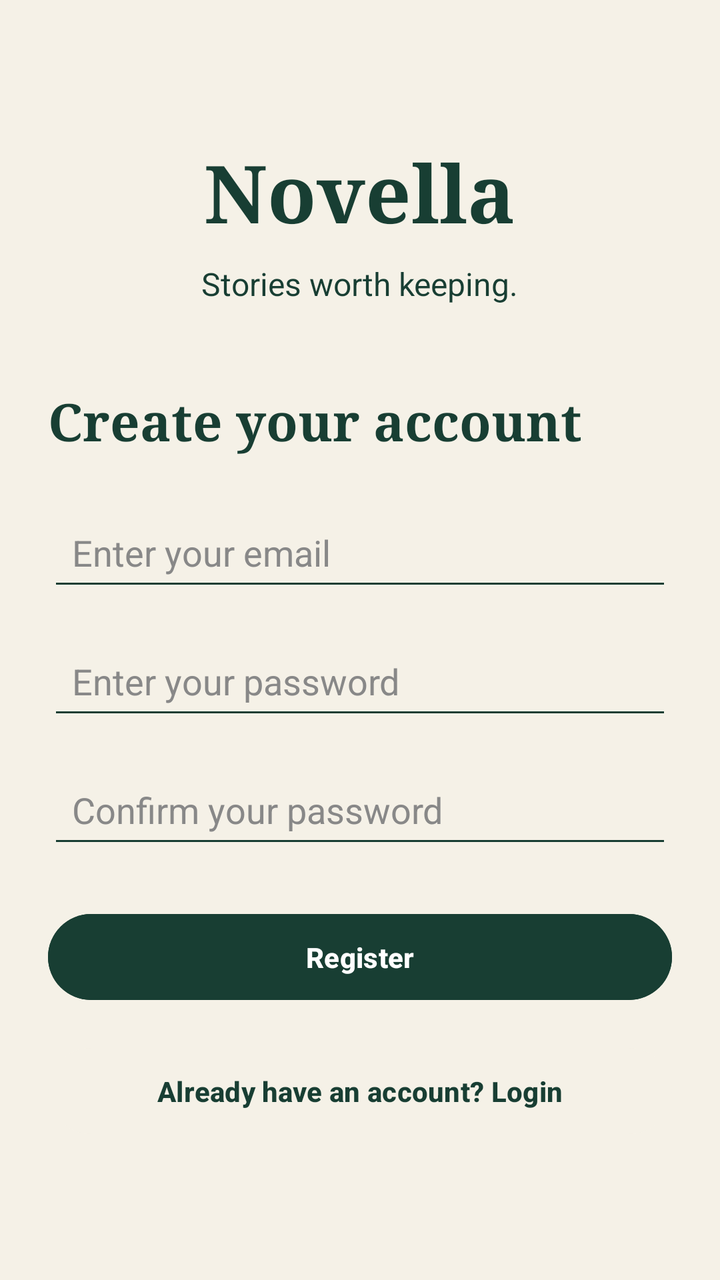
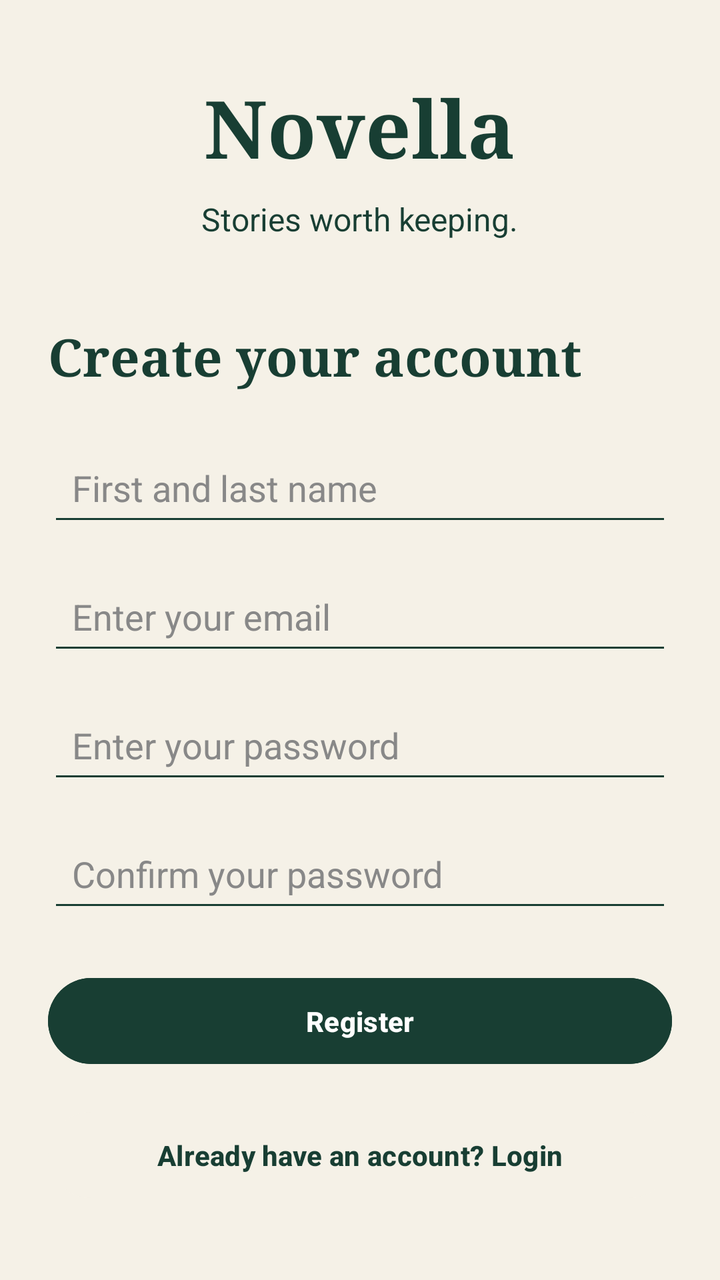

Before-and-after screenshots of an Android layout around one commit, followed by the original layout XML and the change that was made.
<!-- AndroidManifest.xml: application theme Theme.Novella -->
<!-- res/layout/activity_register.xml -->
<?xml version="1.0" encoding="utf-8"?>
<LinearLayout
    xmlns:android="http://schemas.android.com/apk/res/android"
    xmlns:tools="http://schemas.android.com/tools"
    android:layout_width="match_parent"
    android:layout_height="match_parent"
    android:orientation="vertical"
    android:gravity="center"
    android:padding="24dp"
    android:background="#F5F1E7"
    tools:context=".RegisterActivity">

    <TextView
        android:layout_width="wrap_content"
        android:layout_height="wrap_content"
        android:text="Novella"
        android:textSize="40sp"
        android:fontFamily="serif"
        android:textStyle="bold"
        android:textColor="#183E33"
        android:layout_marginBottom="8dp" />

    <TextView
        android:layout_width="wrap_content"
        android:layout_height="wrap_content"
        android:text="Stories worth keeping."
        android:textSize="16sp"
        android:textColor="#183E33"
        android:layout_marginBottom="40dp" />

    <TextView
        android:layout_width="match_parent"
        android:layout_height="wrap_content"
        android:text="Create your account"
        android:textSize="26sp"
        android:fontFamily="serif"
        android:textStyle="bold"
        android:textColor="#183E33"
        android:layout_marginBottom="24dp" />

    <EditText
        android:id="@+id/emailregister"
        android:layout_width="match_parent"
        android:layout_height="wrap_content"
        android:hint="Enter your email"
        android:inputType="textEmailAddress"
        android:textColor="#183E33"
        android:textColorHint="#888888"
        android:backgroundTint="#183E33"
        android:padding="12dp"
        android:layout_marginBottom="16dp" />

    <EditText
        android:id="@+id/passwordregister"
        android:layout_width="match_parent"
        android:layout_height="wrap_content"
        android:hint="Enter your password"
        android:inputType="textPassword"
        android:textColor="#183E33"
        android:textColorHint="#888888"
        android:backgroundTint="#183E33"
        android:padding="12dp"
        android:layout_marginBottom="16dp" />

    <EditText
        android:id="@+id/confirmpasswordregister"
        android:layout_width="match_parent"
        android:layout_height="wrap_content"
        android:hint="Confirm your password"
        android:inputType="textPassword"
        android:textColor="#183E33"
        android:textColorHint="#888888"
        android:backgroundTint="#183E33"
        android:padding="12dp"
        android:layout_marginBottom="24dp" />

    <Button
        android:id="@+id/registerbtn"
        android:layout_width="match_parent"
        android:layout_height="wrap_content"
        android:text="Register"
        android:textAllCaps="false"
        android:textColor="#FFFFFF"
        android:backgroundTint="#183E33"
        android:paddingVertical="12dp"
        android:textStyle="bold"
        android:layout_marginBottom="16dp" />

    <Button
        android:id="@+id/loginregbtn"
        android:layout_width="match_parent"
        android:layout_height="wrap_content"
        android:text="Already have an account? Login"
        android:textAllCaps="false"
        android:textColor="#183E33"
        android:backgroundTint="#F5F1E7"
        android:paddingVertical="12dp"
        android:textStyle="bold" />

</LinearLayout>
<!-- resources referenced by this layout -->
<resources>
  <style name="Theme.Novella" parent="Base.Theme.Novella" />
  <style name="Base.Theme.Novella" parent="Theme.Material3.DayNight.NoActionBar">
          
          
      </style>
</resources>

<!-- the commit's change to res/layout/activity_register.xml (unified diff, before → after) -->
@@ -37,6 +37,19 @@
         android:textStyle="bold"
         android:textColor="#183E33"
         android:layout_marginBottom="24dp" />
+
+
+    <EditText
+        android:id="@+id/nameregister"
+        android:layout_width="match_parent"
+        android:layout_height="wrap_content"
+        android:hint="First and last name"
+        android:inputType="textPersonName"
+        android:textColor="#183E33"
+        android:textColorHint="#888888"
+        android:backgroundTint="#183E33"
+        android:padding="12dp"
+        android:layout_marginBottom="16dp" />
 
     <EditText
         android:id="@+id/emailregister"
